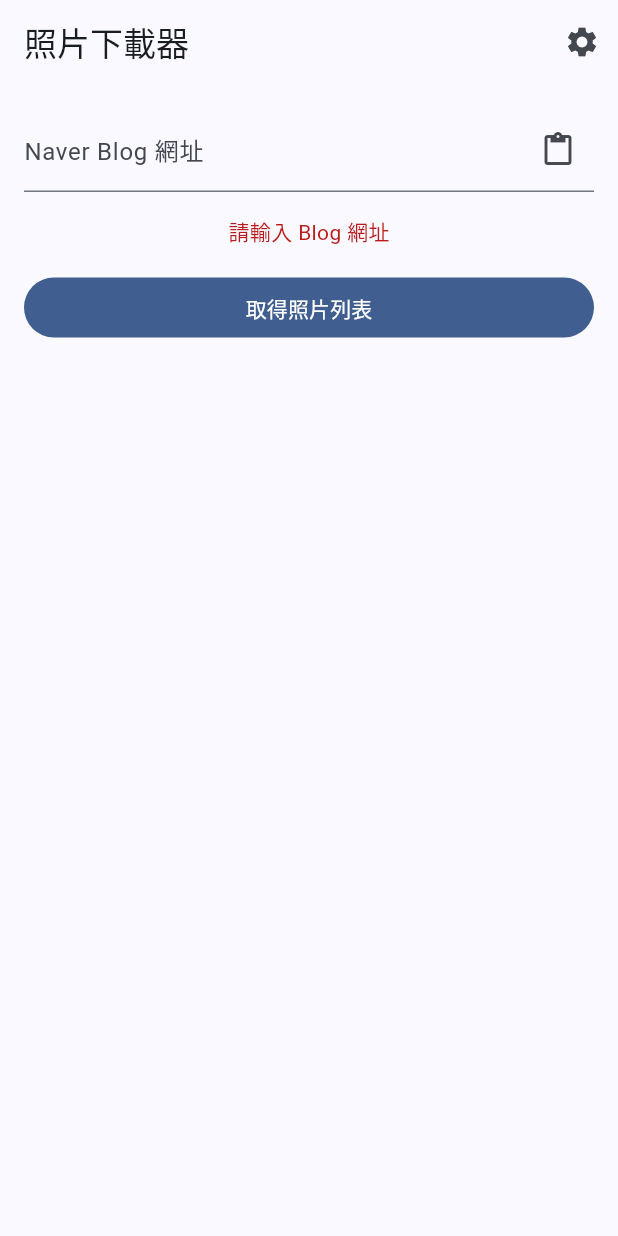
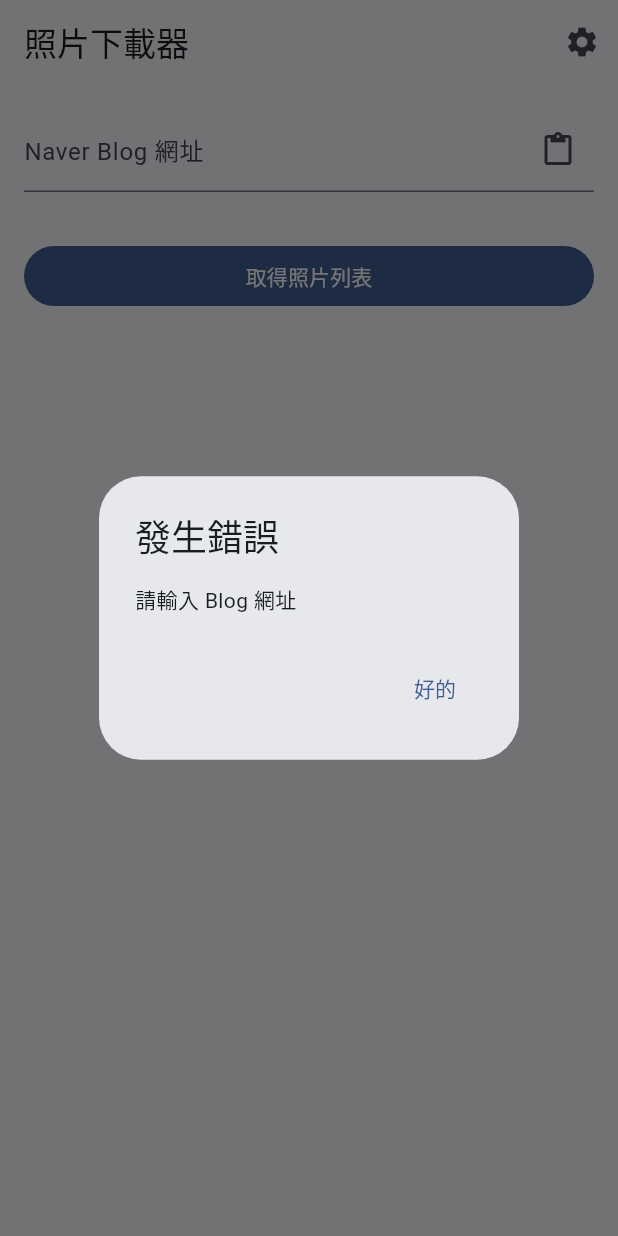
Before and after one commit to leoho0722/naver-blog-image-downloader-app, a Flutter app: the screen it shows after launch, after a tap on "取得照片列表", on a phone screen of 412 x 824 dp. Run offline on Flutter 3.47's test engine with Material 3 defaults, Android fonts, the phone set to English and light mode, and no system bars; our stand-ins replace dio, go_router, image_gallery_saver, package_info_plus, shared_preferences; missing offline and left inert: amplify_api, amplify_flutter.

Commit message:
fix(blog-input): Lambda 錯誤改為 Dialog 顯示人性化訊息
- _humanReadableError() 新增 AppError 判斷，依 AppErrorType 回傳中文訊息
- 錯誤訊息從紅色 Text 改為 AlertDialog 呈現
- 移除 build 中的 inline 錯誤文字顯示
- 更新測試期望值配合人性化錯誤訊息

Co-Authored-By: Claude Opus 4.6 (1M context) <noreply@anthropic.com>

```diff
--- a/naver_blog_image_downloader/lib/ui/blog_input/widgets/blog_input_view.dart
+++ b/naver_blog_image_downloader/lib/ui/blog_input/widgets/blog_input_view.dart
@@ -128,11 +128,37 @@ class _BlogInputViewState extends State<BlogInputView>
   }
 
   void _onViewModelChanged() {
+    final errorMessage = _viewModel.errorMessage;
+    if (errorMessage != null) {
+      _viewModel.onUrlChanged(_viewModel.blogUrl);
+      _showErrorDialog(errorMessage);
+      return;
+    }
+
     final fetchResult = _viewModel.fetchResult;
     if (fetchResult != null) {
       _viewModel.reset();
       _handleFetchResult(fetchResult);
     }
+  }
+
+  void _showErrorDialog(String message) {
+    if (!mounted) return;
+    unawaited(
+      showDialog<void>(
+        context: context,
+        builder: (context) => AlertDialog(
+          title: const Text('發生錯誤'),
+          content: Text(message),
+          actions: [
+            TextButton(
+              onPressed: () => Navigator.of(context).pop(),
+              child: const Text('好的'),
+            ),
+          ],
+        ),
+      ),
+    );
   }
 
   Future<void> _handleFetchResult(FetchResult fetchResult) async {
@@ -227,11 +253,6 @@ class _BlogInputViewState extends State<BlogInputView>
                 ),
               ),
               const SizedBox(height: 16),
-              if (viewModel.errorMessage != null)
-                Text(
-                  viewModel.errorMessage!,
-                  style: TextStyle(color: Theme.of(context).colorScheme.error),
-                ),
               if (viewModel.statusMessage != null) ...[
                 const SizedBox(height: 12),
                 Row(
```
Also changed, not shown: naver_blog_image_downloader/lib/ui/blog_input/view_model/blog_input_view_model.dart (+11 -2 lines), openspec/changes/archive/2026-03-22-lambda-error-dialog/.openspec.yaml (added), 8 other files.
